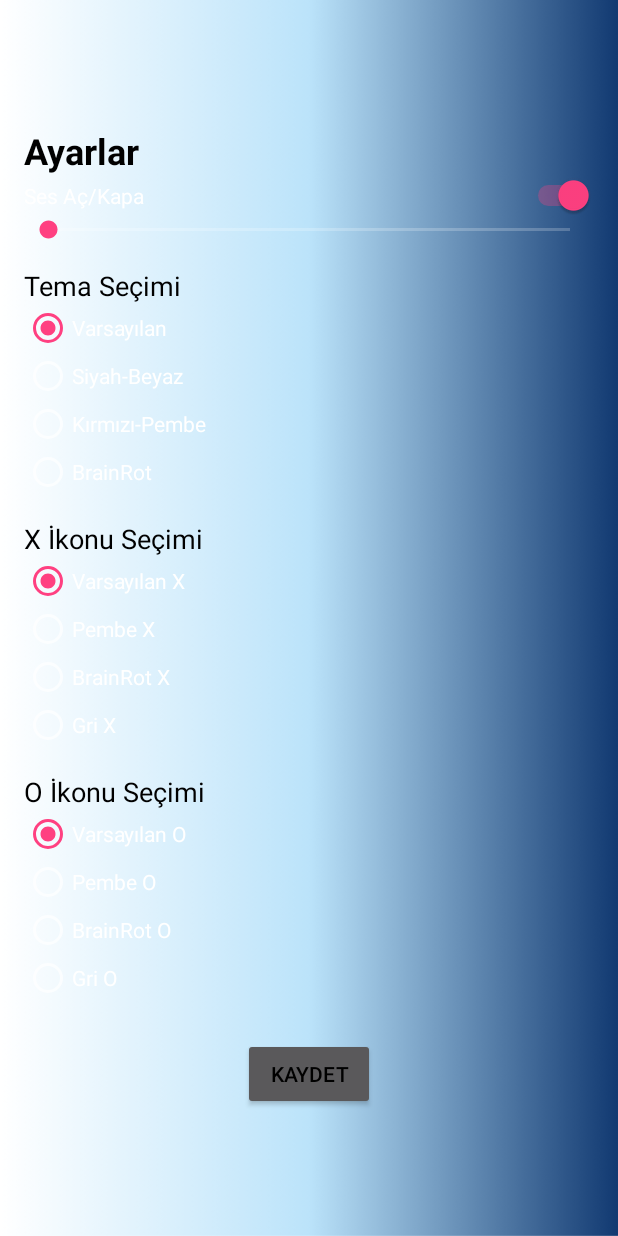
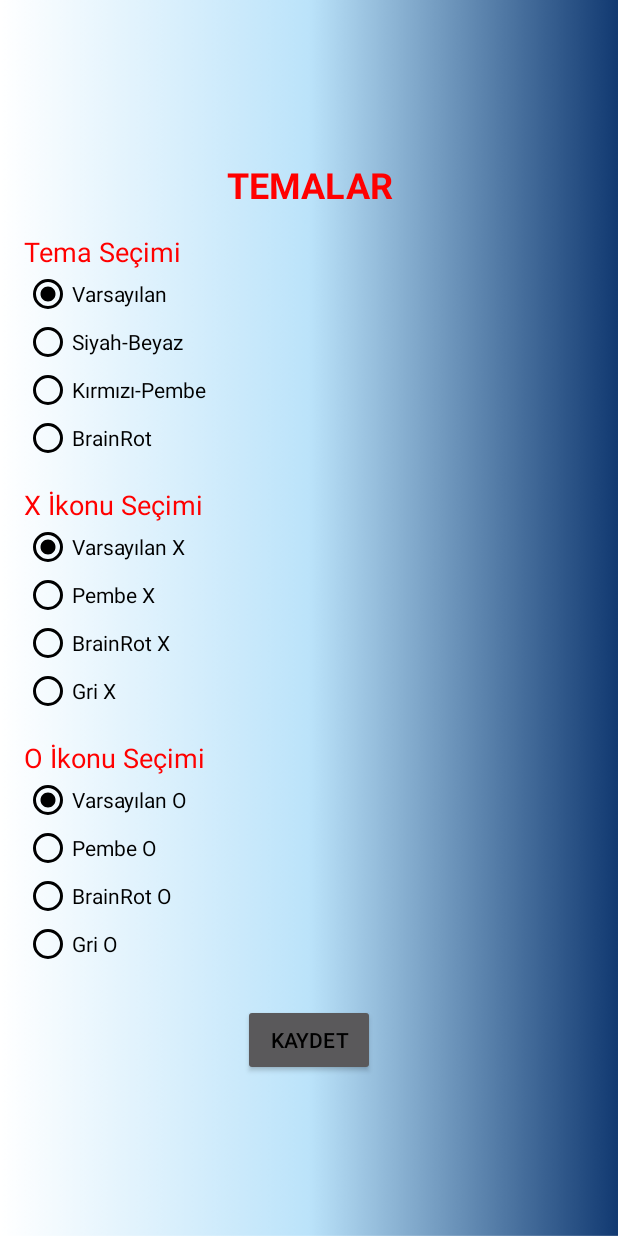
Before and after one commit to BerkeKocakavak/XOX-Game-Project, an Android app built with Jetpack Compose: the Ayarlar screen opened directly, with no data from a screen before it, on a phone screen of 412 x 824 dp. Run offline under Robolectric (Android 15) with nearby library versions, the phone set to English and light mode, and no system bars.

Commit message:
Gerekli düzenlemeler yapıldı.

```diff
--- a/app/src/main/java/com/tttgames/xoxgame/Ayarlar.java
+++ b/app/src/main/java/com/tttgames/xoxgame/Ayarlar.java
@@ -14,7 +14,7 @@ import android.widget.Toast;
 import androidx.appcompat.app.AppCompatActivity;
 
 public class Ayarlar extends AppCompatActivity {
-    private Switch soundSwitch;
+
     private RadioGroup themeRadioGroup, xImageRadioGroup, oImageRadioGroup;
     private Button saveSettingsButton;
     private SharedPreferences sharedPreferences;
@@ -28,18 +28,16 @@ public class Ayarlar extends AppCompatActivity {
         setContentView(R.layout.ayarlar);
 
         rootLayout = findViewById(R.id.rootLayout);
-        soundSwitch = findViewById(R.id.soundSwitch);
         themeRadioGroup = findViewById(R.id.themeRadioGroup);
         xImageRadioGroup = findViewById(R.id.xImageRadioGroup);
         oImageRadioGroup = findViewById(R.id.oImageRadioGroup);
         saveSettingsButton = findViewById(R.id.saveSettingsButton);
-        volumeSeekBar = findViewById(R.id.volumeSeekBar);
+
 
         sharedPreferences = getSharedPreferences("game_settings", MODE_PRIVATE);
-        audioManager = (AudioManager) getSystemService(Context.AUDIO_SERVICE);
+
 
         applyThemeBackgroundFromSettings(); // Bu satır kalmalı
-        setupSoundSettings();
         setupThemeAndImageSettings(); // Tema ve imaj ayarlarını yükleme fonksiyonu
 
         saveSettingsButton.setOnClickListener(v -> {
@@ -67,24 +65,6 @@ public class Ayarlar extends AppCompatActivity {
                     break;
             }
         }
-    }
-
-    private void setupSoundSettings() {
-        boolean isSoundEnabled = sharedPreferences.getBoolean("sound_enabled", true);
-        soundSwitch.setChecked(isSoundEnabled);
-
-        int maxVolume = audioManager.getStreamMaxVolume(AudioManager.STREAM_MUSIC);
-        volumeSeekBar.setMax(maxVolume);
-        int currentVolume = audioManager.getStreamVolume(AudioManager.STREAM_MUSIC);
-        volumeSeekBar.setProgress(currentVolume);
-
-        volumeSeekBar.setOnSeekBarChangeListener(new SeekBar.OnSeekBarChangeListener() {
-            @Override public void onProgressChanged(SeekBar seekBar, int progress, boolean fromUser) {
-                audioManager.setStreamVolume(AudioManager.STREAM_MUSIC, progress, 0);
-            }
-            @Override public void onStartTrackingTouch(SeekBar seekBar) {}
-            @Override public void onStopTrackingTouch(SeekBar seekBar) {}
-        });
     }
 
     private void setupThemeAndImageSettings() {
@@ -132,7 +112,6 @@ public class Ayarlar extends AppCompatActivity {
 
     private void saveSettings() {
         SharedPreferences.Editor editor = sharedPreferences.edit();
-        editor.putBoolean("sound_enabled", soundSwitch.isChecked());
 
         // Tema seçimi (Oyun Ekranı için)
         int selectedThemeId = themeRadioGroup.getCheckedRadioButtonId();
--- a/app/src/main/res/layout/activity_main.xml
+++ b/app/src/main/res/layout/activity_main.xml
@@ -31,7 +31,7 @@
         android:alpha="0.9"
         android:backgroundTint="#000000FF"
         android:padding="12dp"
-        android:text="AYARLAR"
+        android:text="TEMALAR"
         android:textColor="#FFFFFF"
         android:textSize="20sp"
         android:textStyle="bold" />
--- a/app/src/main/res/layout/ayarlar.xml
+++ b/app/src/main/res/layout/ayarlar.xml
@@ -11,50 +11,64 @@
         android:id="@+id/titleText"
         android:layout_width="match_parent"
         android:layout_height="wrap_content"
-        android:text="Ayarlar"
+        android:text="TEMALAR"
+        android:gravity="center_horizontal"
+        android:textColor="#FF0000"
         android:textSize="24sp"
         android:textStyle="bold" />
-
-    <Switch
-        android:id="@+id/soundSwitch"
-        android:layout_width="match_parent"
-        android:layout_height="wrap_content"
-        android:text="Ses Aç/Kapa"
-        android:textColorLink="#000000" />
-
-    <SeekBar
-        android:id="@+id/volumeSeekBar"
-        android:layout_width="match_parent"
-        android:layout_height="wrap_content" />
 
     <TextView
         android:layout_width="match_parent"
         android:layout_height="wrap_content"
         android:text="Tema Seçimi"
+        android:textColor="#FF0000"
         android:textSize="18sp"
         android:layout_marginTop="16dp" />
     <RadioGroup
         android:id="@+id/themeRadioGroup"
         android:layout_width="match_parent"
         android:layout_height="wrap_content">
+
         <RadioButton
             android:id="@+id/themeDefault"
-            android:text="Varsayılan" />
+            android:text="Varsayılan"
+            android:layout_height="wrap_content"
+            android:layout_width="wrap_content"
+            android:textColor="#000000"
+            android:buttonTint="#000000"
+            />
         <RadioButton
             android:id="@+id/themeBlackWhite"
-            android:text="Siyah-Beyaz" />
+            android:text="Siyah-Beyaz"
+            android:layout_height="wrap_content"
+            android:layout_width="wrap_content"
+            android:textColor="#000000"
+            android:buttonTint="#000000"
+            />
         <RadioButton
             android:id="@+id/themeRedPink"
-            android:text="Kırmızı-Pembe" />
+            android:text="Kırmızı-Pembe"
+            android:layout_height="wrap_content"
+            android:layout_width="wrap_content"
+            android:textColor="#000000"
+            android:buttonTint="#000000"
+            />
         <RadioButton
             android:id="@+id/themeBrainRot"
-            android:text="BrainRot" />
+            android:text="BrainRot"
+            android:layout_height="wrap_content"
+            android:layout_width="wrap_content"
+            android:textColor="#000000"
+            android:buttonTint="#000000"
+            />
     </RadioGroup>
 
     <TextView
         android:layout_width="match_parent"
         android:layout_height="wrap_content"
         android:text="X İkonu Seçimi"
+        android:textColor="#FF0000"
+        android:buttonTint="#000000"
         android:textSize="18sp"
         android:layout_marginTop="16dp" />
     <RadioGroup
@@ -63,22 +77,40 @@
         android:layout_height="wrap_content">
         <RadioButton
             android:id="@+id/xImageDefault"
-            android:text="Varsayılan X" />
+            android:text="Varsayılan X"
+            android:textColor="#000000"
+            android:buttonTint="#000000"
+            android:layout_height="wrap_content"
+            android:layout_width="wrap_content"/>
         <RadioButton
             android:id="@+id/xImageRedPink"
-            android:text="Pembe X" />
+            android:text="Pembe X"
+            android:textColor="#000000"
+            android:buttonTint="#000000"
+            android:layout_height="wrap_content"
+            android:layout_width="wrap_content"/>
+
         <RadioButton
             android:id="@+id/xImageBrainRot"
-            android:text="BrainRot X" />
+            android:layout_width="wrap_content"
+            android:layout_height="wrap_content"
+            android:text="BrainRot X"
+            android:textColor="#000000"
+            android:buttonTint="#000000"/>
         <RadioButton
             android:id="@+id/xImageGray"
-            android:text="Gri X" />
+            android:text="Gri X"
+            android:textColor="#000000"
+            android:buttonTint="#000000"
+            android:layout_height="wrap_content"
+            android:layout_width="wrap_content"/>
     </RadioGroup>
 
     <TextView
         android:layout_width="match_parent"
         android:layout_height="wrap_content"
         android:text="O İkonu Seçimi"
+        android:textColor="#FF0000"
         android:textSize="18sp"
         android:layout_marginTop="16dp" />
     <RadioGroup
@@ -87,16 +119,36 @@
         android:layout_height="wrap_content">
         <RadioButton
             android:id="@+id/oImageDefault"
-            android:text="Varsayılan O" />
+            android:text="Varsayılan O"
+            android:layout_height="wrap_content"
+            android:layout_width="wrap_content"
+            android:textColor="#000000"
+            android:buttonTint="#000000"
+            />
         <RadioButton
             android:id="@+id/oImageRedPink"
-            android:text="Pembe O" />
+            android:text="Pembe O"
+            android:layout_height="wrap_content"
+            android:layout_width="wrap_content"
+            android:textColor="#000000"
+            android:buttonTint="#000000"
+            />
         <RadioButton
             android:id="@+id/oImageBrainRot"
-            android:text="BrainRot O" />
+            android:text="BrainRot O"
+            android:layout_height="wrap_content"
+            android:layout_width="wrap_content"
+            android:textColor="#000000"
+            android:buttonTint="#000000"
+            />
         <RadioButton
             android:id="@+id/oImageGray"
-            android:text="Gri O" />
+            android:text="Gri O"
+            android:layout_height="wrap_content"
+            android:layout_width="wrap_content"
+            android:textColor="#000000"
+            android:buttonTint="#000000"
+            />
     </RadioGroup>
 
     <Button
--- a/app/src/main/res/layout/oyunekrani.xml
+++ b/app/src/main/res/layout/oyunekrani.xml
@@ -14,7 +14,7 @@
         android:layout_width="match_parent"
         android:layout_height="wrap_content"
         android:orientation="horizontal"
-        android:layout_marginTop="75dp"
+        android:layout_marginTop="80dp"
         android:layout_marginBottom="11dp">
 
         <TextView
@@ -140,7 +140,7 @@
     <FrameLayout
         android:layout_width="match_parent"
         android:layout_height="wrap_content"
-        android:layout_marginTop="1dp">
+        android:layout_marginTop="0dp">
 
         <TextView
             android:id="@+id/tvTurn"
--- a/app/src/main/res/layout/skor_ve_istatistik.xml
+++ b/app/src/main/res/layout/skor_ve_istatistik.xml
@@ -12,6 +12,7 @@
         android:layout_width="wrap_content"
         android:layout_height="wrap_content"
         android:layout_gravity="center_horizontal"
+        android:layout_marginTop="50dp"
         android:layout_marginBottom="16dp"
         android:text="Skor ve İstatistikler"
         android:textSize="24sp"
@@ -50,6 +51,7 @@
         android:layout_width="wrap_content"
         android:layout_height="wrap_content"
         android:layout_gravity="center_horizontal"
+        android:layout_marginTop="70dp"
         android:backgroundTint="#D32F2F"
         android:padding="12dp"
         android:text="Tüm Verileri Temizle"
```
Also changed, not shown: 1 other file.
